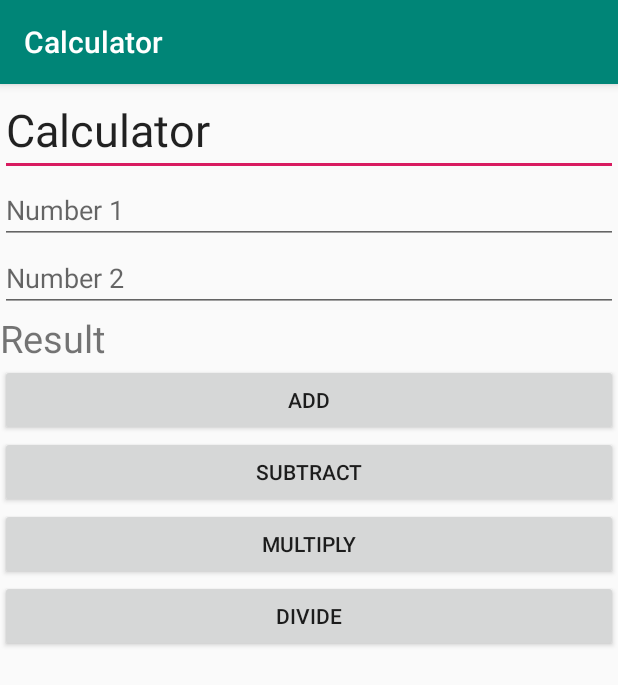
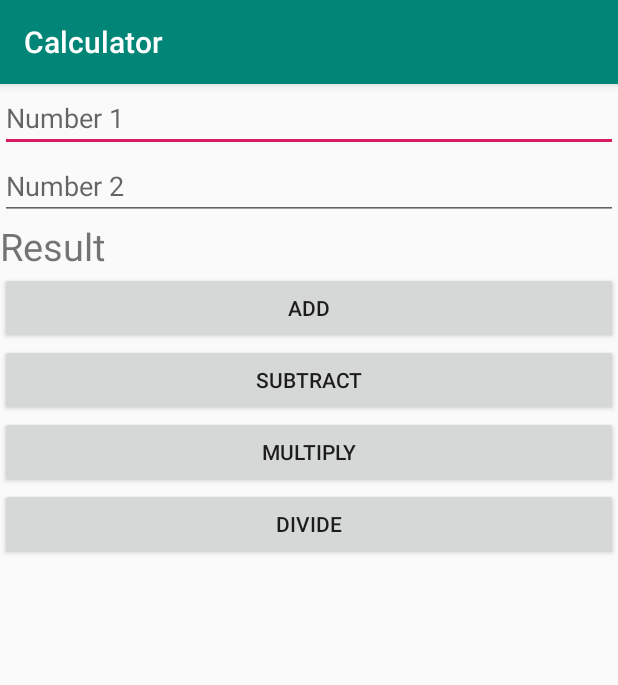
Before and after one commit to justinnguyen0/Calculator, an Android app: the screen it shows after launch (MainActivity), on a phone screen of 412 x 824 dp. Shown: the top 685 px of the screen. Run offline under Robolectric (Android 15) with nearby library versions, the phone set to English and light mode, and no system bars.

Commit message:
Fifth Commit

```diff
--- a/app/src/main/res/layout/activity_main.xml
+++ b/app/src/main/res/layout/activity_main.xml
@@ -6,15 +6,6 @@
     android:layout_height="match_parent"
     android:orientation="vertical"
     tools:context=".MainActivity">
-
-    <EditText
-        android:id="@+id/editText3"
-        android:layout_width="match_parent"
-        android:layout_height="wrap_content"
-        android:textSize="30sp"
-        android:ems="10"
-        android:inputType="textPersonName"
-        android:text="Calculator" />
 
     <EditText
         android:id="@+id/number1"
--- a/build.gradle
+++ b/build.gradle
@@ -7,7 +7,7 @@ buildscript {
 
     }
     dependencies {
-        classpath 'com.android.tools.build:gradle:3.4.2'
+        classpath 'com.android.tools.build:gradle:3.5.0'
 
         // NOTE: Do not place your application dependencies here; they belong
         // in the individual module build.gradle files
```
Also changed, not shown: gradle/wrapper/gradle-wrapper.properties.
